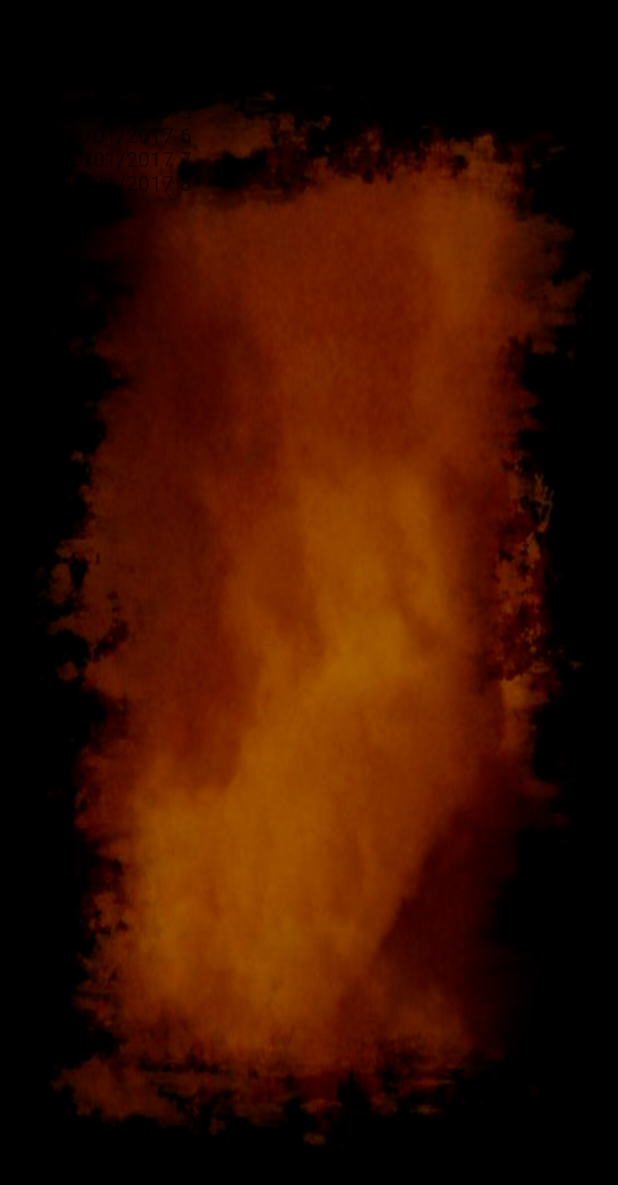
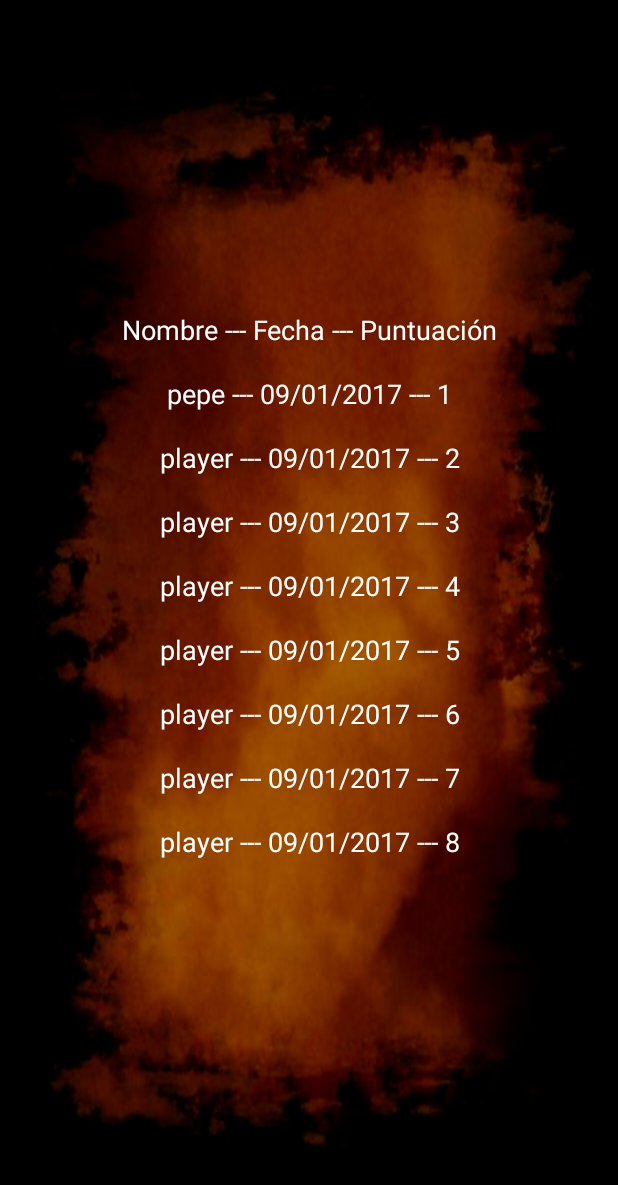
Before and after one commit to Mniac/Holders, an Android app: the screen it shows after launch (vista_puntuaciones), after a tap on "PUNTUACIONES", on a phone screen of 412 x 824 dp. Shown: the top 1185 px of the screen. Run offline under Robolectric (Android 15) with nearby library versions, the phone set to English and light mode, and no system bars.

Commit message:
Solo Falta mostrar Puntuaciones

```diff
--- a/app/src/main/java/com/example/zeroc/holders/Puntuacion.java
+++ b/app/src/main/java/com/example/zeroc/holders/Puntuacion.java
@@ -52,7 +52,7 @@ public class Puntuacion {
 	@Override
 	public String toString() {
 		SimpleDateFormat format = new SimpleDateFormat("dd/MM/yyyy");
-		return nombre+"\t"+format.format(fecha)+"\t"+holdersConseguidos;
+		return nombre+" --- "+format.format(fecha)+" --- "+holdersConseguidos;
 	}
 	public String formaString(){
 		SimpleDateFormat format = new SimpleDateFormat("dd/MM/yyyy");
--- a/app/src/main/java/com/example/zeroc/holders/vista_puntuaciones.java
+++ b/app/src/main/java/com/example/zeroc/holders/vista_puntuaciones.java
@@ -22,8 +22,8 @@ public class vista_puntuaciones extends MainActivity {
 
     protected void onCreate(Bundle savedInstanceState) {
         super.onCreate(savedInstanceState);
-// Indica el layout para esta actividad.
-// El archivo de layout se guarda en res/layout/layout_actividad2.xml
+        // Indica el layout para esta actividad.
+        // El archivo de layout se guarda en res/layout/layout_actividad2.xml
         this.setContentView(R.layout.vista_puntuaciones);
         puntuaciones = toPuntuacionList(getIntent().getExtras().getStringArrayList("puntuaciones"));
         textView = (TextView) this.findViewById(R.id.textView5);
@@ -62,9 +62,11 @@ public class vista_puntuaciones extends MainActivity {
 
     private String puntuacionToString() {
         StringBuilder toret = new StringBuilder();
+        toret.append("Nombre --- Fecha --- Puntuación\n\n");
         for (Puntuacion actual : puntuaciones) {
-            toret.append(actual.toString()+"\n");
+            toret.append(actual.toString()+"\n\n");
         }
+
         return toret.toString();
     }
     public void ordenarPorFecha(){
--- a/app/src/main/res/layout/vista_puntuaciones.xml
+++ b/app/src/main/res/layout/vista_puntuaciones.xml
@@ -1,7 +1,10 @@
 <?xml version="1.0" encoding="utf-8"?>
 <LinearLayout xmlns:android="http://schemas.android.com/apk/res/android"
-    android:orientation="vertical" android:layout_width="match_parent"
-    android:layout_height="match_parent">
+    xmlns:tools="http://schemas.android.com/tools"
+    android:orientation="vertical"
+    android:layout_width="match_parent"
+    android:layout_height="match_parent"
+    android:theme="@style/AppTheme">
 
     <LinearLayout
         android:orientation="vertical"
@@ -10,10 +13,13 @@
         android:background="@drawable/optionsbackground">
 
         <TextView
-            android:text="TextView"
+            android:text="hola a todos"
             android:layout_width="match_parent"
             android:layout_height="match_parent"
-            android:id="@+id/textView5" />
+            android:id="@+id/textView5"
+            android:textColor="@android:color/background_light"
+            android:gravity="center"
+            android:textSize="18sp" />
     </LinearLayout>
 
 </LinearLayout>
```
